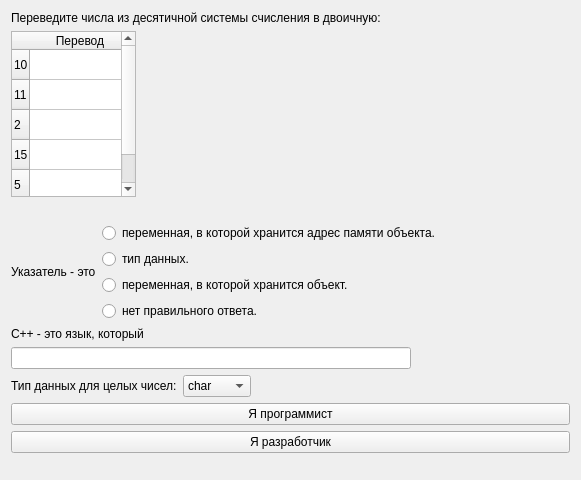
The window that main/presentation/ui/secondTraining/SecondTrainingScreen.ui (AnastasiaKrachkovskaya/educational_practice) describes before a commit, drawn with Qt 5.
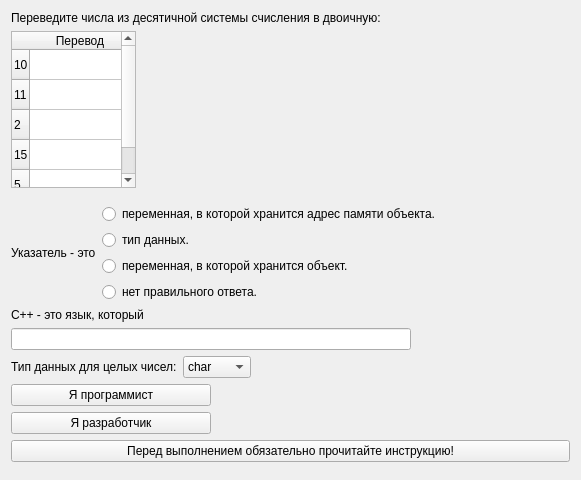
The same window after the commit.

The edit to the form file:
```diff
--- a/main/presentation/ui/secondTraining/SecondTrainingScreen.ui
+++ b/main/presentation/ui/secondTraining/SecondTrainingScreen.ui
@@ -90,7 +90,7 @@
      <property name="sizeHint" stdset="0">
       <size>
        <width>20</width>
-       <height>20</height>
+       <height>10</height>
       </size>
      </property>
     </spacer>
@@ -248,6 +248,12 @@
    </item>
    <item>
     <widget class="QPushButton" name="pushButton_3">
+     <property name="maximumSize">
+      <size>
+       <width>200</width>
+       <height>16777215</height>
+      </size>
+     </property>
      <property name="text">
       <string>Я программист</string>
      </property>
@@ -255,11 +261,24 @@
    </item>
    <item>
     <widget class="QPushButton" name="pushButton">
+     <property name="maximumSize">
+      <size>
+       <width>200</width>
+       <height>16777215</height>
+      </size>
+     </property>
      <property name="text">
       <string>Я разработчик</string>
      </property>
     </widget>
    </item>
+   <item>
+    <widget class="QPushButton" name="pushButtonInstr2">
+     <property name="text">
+      <string>Перед выполнением обязательно прочитайте инструкцию!</string>
+     </property>
+    </widget>
+   </item>
    <item>
     <spacer name="verticalSpacer">
      <property name="orientation">
```
